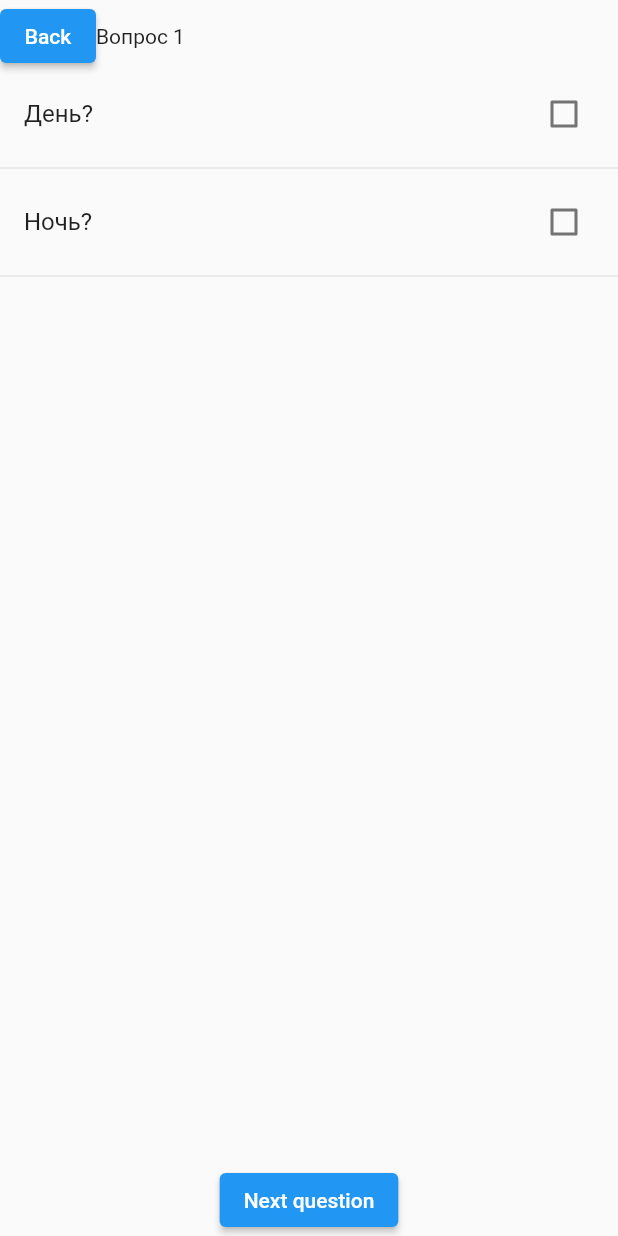
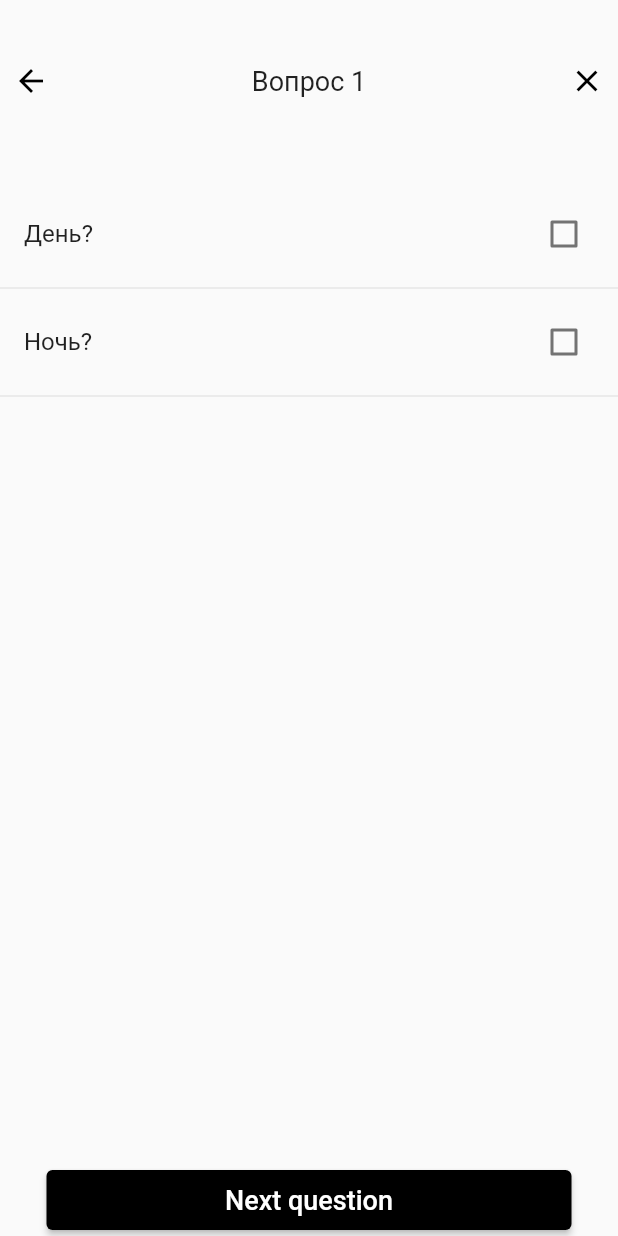
Before and after one commit to Nikita78873/TestApp, a Flutter app: the screen it shows after launch, after a tap on "Ввести исходные данные", on a phone screen of 412 x 824 dp. Run offline on Flutter 3.47's test engine with Material 2 defaults, Android fonts, the phone set to English and light mode, and no system bars.

Commit message:
Update testpage.dart

```diff
--- a/flutter_application_1/lib/pages/testpage.dart
+++ b/flutter_application_1/lib/pages/testpage.dart
@@ -5,6 +5,8 @@ import 'dart:convert';
 import 'dart:async';
 
 import 'package:flutter/services.dart';
+
+import 'firstpage.dart';
 
 class TestPage extends StatelessWidget {
   @override
@@ -53,20 +55,55 @@ class _ReadJsonState extends State<ReadJson> {
       },
       itemCount: _items.length,
       itemBuilder: (context, position){
-        return Column(
+        return Container(
+          margin: EdgeInsets.only(top: 30),
+          child: Column(
           children: [
             Row(
+              mainAxisAlignment: MainAxisAlignment.center,
               children:[
-                ElevatedButton(
-                  child: Text('Back'),
+                Expanded(
+                  flex: 1,
+                  child: TextButton(
+                    child: const Icon(
+                      color: Colors.black,
+                      Icons.arrow_back
+                    ),
                     onPressed: (){
                       _pageController.animateToPage(--pageChanged, duration: Duration(milliseconds: 250), curve: Curves.bounceInOut);
                     }
                   ),
-                Text("Вопрос " + (position + 1).toString())
+                ),
+                Expanded(
+                  flex: 8,
+                  child: Text(
+                    "Вопрос " + (position + 1).toString(),
+                    textAlign: TextAlign.center,
+                    style: const TextStyle(
+                      fontSize: 18
+                    ),
+                  )
+                ),
+                Expanded(
+                  flex: 1,
+                  child: TextButton(
+                    onPressed: () {
+                      Navigator.push(
+                        context,
+                        MaterialPageRoute(builder: (context) => FirstPage()),
+                      );
+                    },
+                    child: const Icon(
+                      color: Colors.black,
+                      Icons.close
+                    )
+                  )
+                )
               ]
             ),
-            SizedBox(
+            Container(
+              margin: const EdgeInsets.only(top: 50),
+              child:SizedBox(
                 height:200,
                 child: ListView.builder(
                   itemCount: 1,
@@ -99,19 +136,30 @@ class _ReadJsonState extends State<ReadJson> {
                     );
                   }
                 )
+              )
             ),
             Expanded(
               child: Align(
                 alignment: Alignment.bottomCenter,
                 child: ElevatedButton(
-                  child: Text("Next question"),
                   onPressed: (){
                     _pageController.animateToPage(++pageChanged, duration: Duration(milliseconds: 250), curve: Curves.bounceInOut);
-                  }
+                  },
+                  style: ButtonStyle(
+                    minimumSize: MaterialStateProperty.all(const Size(350, 40)),
+                    backgroundColor: MaterialStateProperty.all<Color>(Colors.black),
+                  ),
+                  child: const Text(
+                    'Next question',
+                    style: TextStyle(
+                      fontSize: 18,
+                    )
+                  ),
                 )
               )
             )
             ]
+          )
         );
       }
     );
```
Lines whose indentation alone changed are shown as unchanged.
